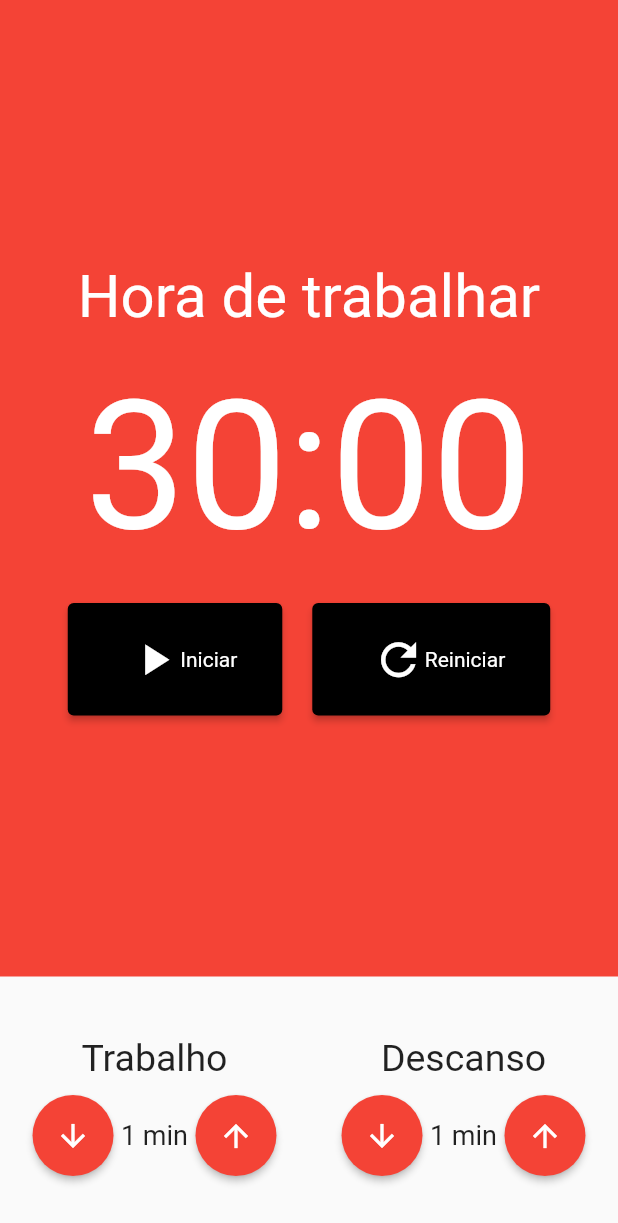
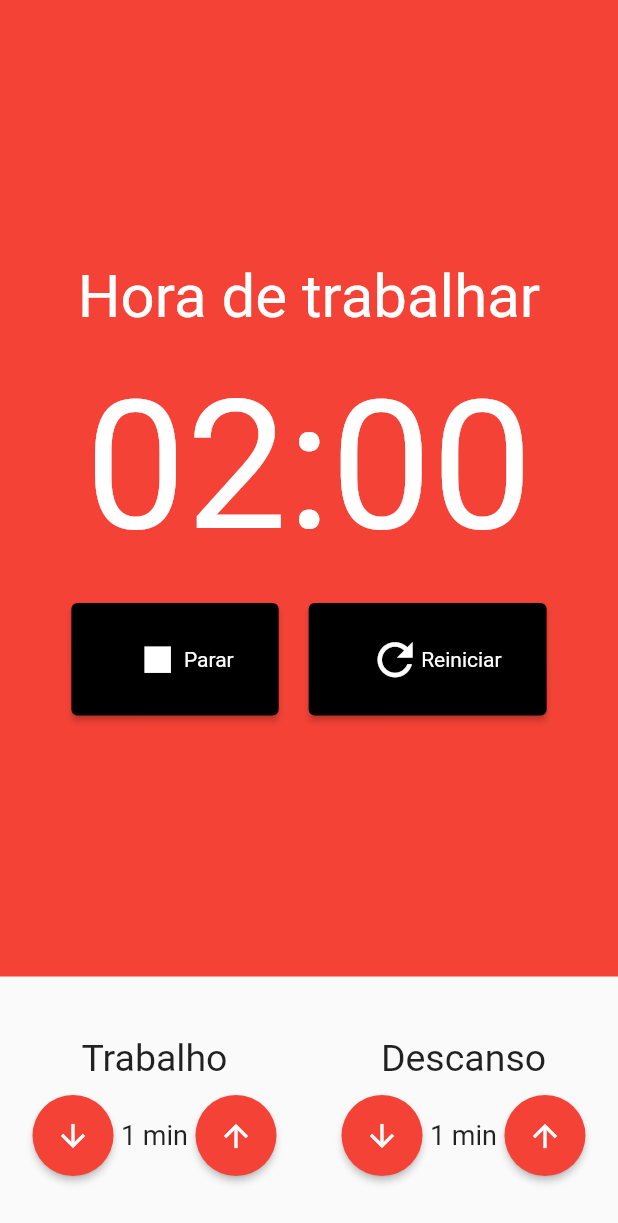
Before and after one commit to DanielErnany/pomodoro, a Flutter app: the screen it shows after launch, after a tap on "Iniciar", on a phone screen of 412 x 824 dp. Shown: the top 1223 px of the screen. Run offline on Flutter 3.47's test engine with Material 2 defaults, Android fonts, the phone set to English and light mode, and no system bars; our stand-ins replace flutter_mobx, mobx; generated files the repository leaves out were written again.

Commit message:
feat: mudar estado do cronometro
Foi implementado a função para mudar o estado do cronometro através dos botões, sendo possivél
gerenciar o estado usando os métodos para iniciar, parar e reiniciar.

```diff
--- a/lib/components/Cronometro.dart
+++ b/lib/components/Cronometro.dart
@@ -1,11 +1,17 @@
 import 'package:flutter/material.dart';
+import 'package:flutter_mobx/flutter_mobx.dart';
+import 'package:provider/provider.dart';
 import '../components/CronometroBotao.dart';
+
+import '../store/pomodoro.store.dart';
 
 class Cronometro extends StatelessWidget {
   const Cronometro({Key? key}) : super(key: key);
 
   @override
   Widget build(BuildContext context) {
+    final store = Provider.of<PomodoroStore>(context);
+
     return Container(
       color: Colors.red,
       child: Column(
@@ -20,38 +26,45 @@
           ),
           SizedBox(height: 20),
           Text(
-            '30:00',
+            // O método padLeft/Rigth adiciona valores para completar o número de digitos desejados caso ele não tenha sido adquirido
+            '${store.minutos.toString().padLeft(2, '0')}:${store.segundos.toString().padRight(2, '0')}',
             style: TextStyle(
               fontSize: 120,
               color: Colors.white,
             ),
           ),
           SizedBox(height: 20),
-          Row(
+          Observer(
+            builder: (_) => Row(
               mainAxisAlignment: MainAxisAlignment.center,
               children: [
-              Padding(
+                !store.iniciado
+                    ? Padding(
                         padding: const EdgeInsets.only(right: 10),
                         child: CronometroBotao(
                           texto: 'Iniciar',
                           icone: Icons.play_arrow,
+                          click: store.iniciar,
+                        ),
+                      )
+                    : Padding(
+                        padding: const EdgeInsets.only(right: 10),
+                        child: CronometroBotao(
+                          texto: 'Parar',
+                          icone: Icons.stop,
+                          click: store.parar,
                         ),
                       ),
-              // Padding(
-              // padding: const EdgeInsets.only(right: 10),
-              //   child: CronometroBotao(
-              //     texto: 'Parar',
-              //     icone: Icons.stop,
-              //   ),
-              // ),
                 Padding(
                   padding: const EdgeInsets.only(left: 10),
                   child: CronometroBotao(
                     texto: 'Reiniciar',
                     icone: Icons.refresh,
+                    click: store.reiniciar,
                   ),
                 ),
               ],
+            ),
           ),
         ],
       ),
--- a/lib/components/CronometroBotao.dart
+++ b/lib/components/CronometroBotao.dart
@@ -4,9 +4,12 @@
   final String texto;
   final IconData icone;
 
+  final void Function()? click;
+
   CronometroBotao({
     required this.texto,
     required this.icone,
+    this.click,
   });
 
   @override
@@ -19,7 +22,7 @@
             vertical: 20,
           ),
           textStyle: TextStyle()),
-      onPressed: () {},
+      onPressed: this.click,
       child: Row(
         children: [
           Padding(
--- a/lib/main.dart
+++ b/lib/main.dart
@@ -18,7 +18,7 @@
         )
       ],
       child: MaterialApp(
-        title: 'Flutter Demo',
+        title: 'Pomodoro',
         theme: ThemeData(
           primarySwatch: Colors.blue,
         ),
@@ -27,42 +27,3 @@
     );
   }
 }
-
-// import 'package:flutter_mobx/flutter_mobx.dart';
-// import 'package:pomodoro/store/contador.store.dart';
-
-// final store = ContadorStore();
-
-// class HomePage extends StatelessWidget {
-//   const HomePage({Key? key}) : super(key: key);
-
-//   @override
-//   Widget build(BuildContext context) {
-//     return Scaffold(
-//       appBar: AppBar(
-//         title: Text('Contador'),
-//       ),
-//       body: Center(
-//         child: Column(
-//           mainAxisAlignment: MainAxisAlignment.center,
-//           children: <Widget>[
-//             Text(
-//               'You have pushed the button this many times:',
-//             ),
-//             Observer(
-//               builder: (_) => Text(
-//                 '${store.contador}',
-//                 style: Theme.of(context).textTheme.headline4,
-//               ),
-//             ),
-//           ],
-//         ),
-//       ),
-//       floatingActionButton: FloatingActionButton(
-//         onPressed: store.incrementar,
-//         tooltip: 'Increment',
-//         child: Icon(Icons.add),
-//       ),
-//     );
-//   }
-// }
```
Also changed, not shown: lib/store/pomodoro.store.dart (+24 -0 lines), lib/store/pomodoro.store.g.dart. Lines whose indentation alone changed are shown as unchanged.
